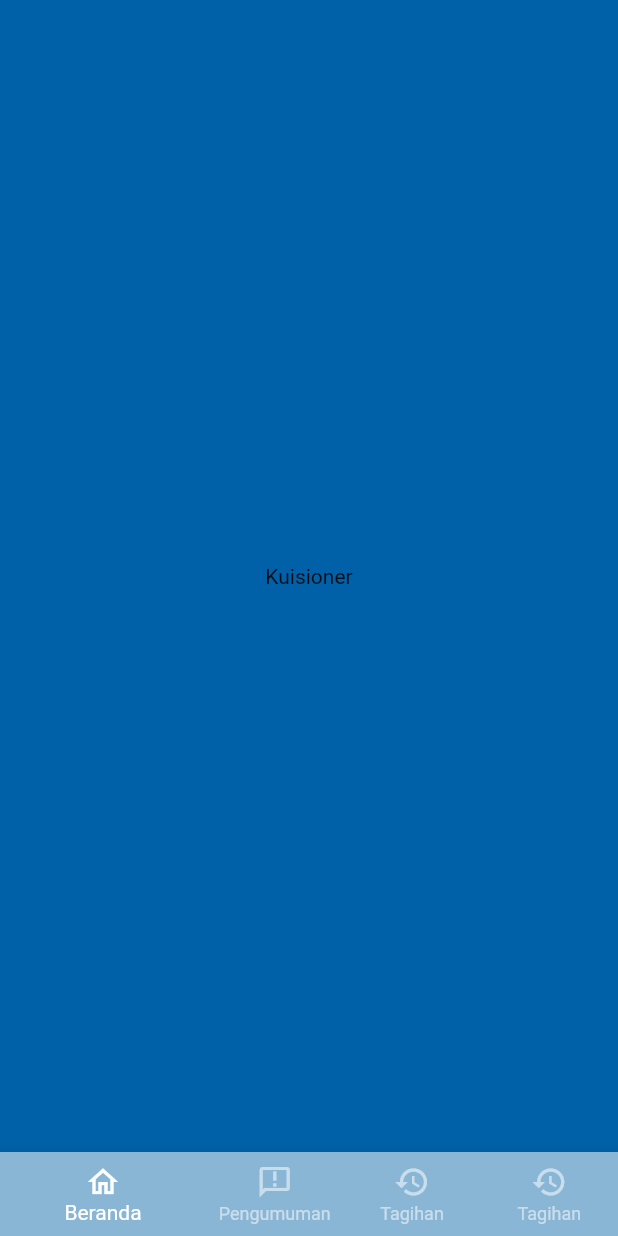
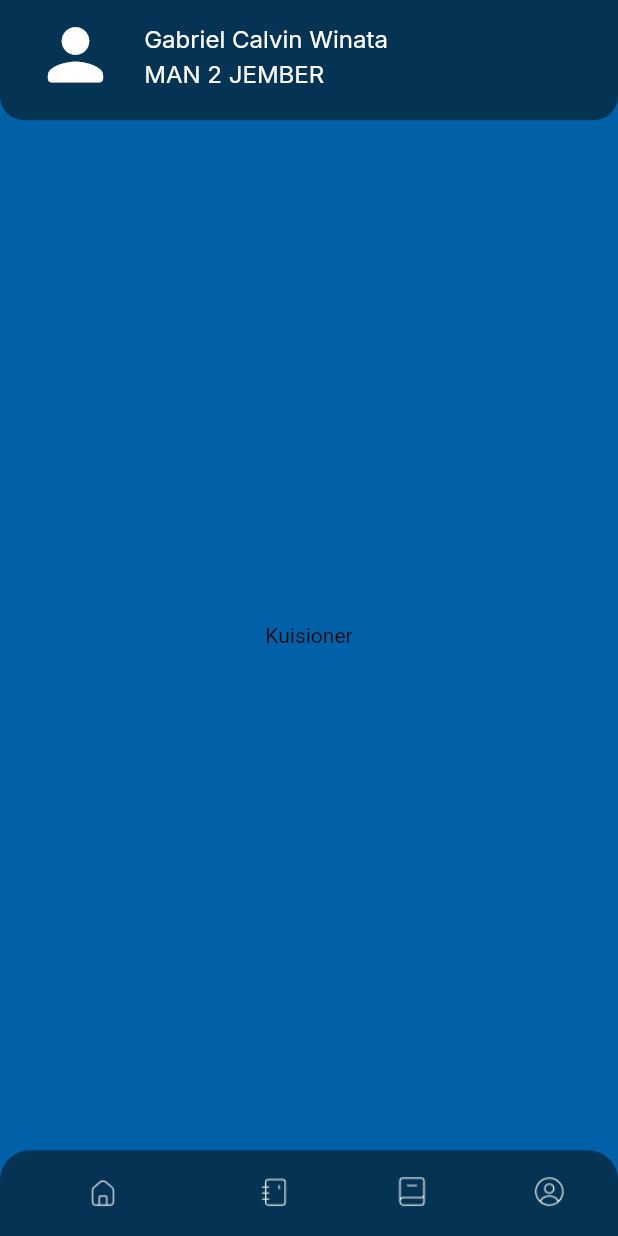
Before and after one commit to zainurroziqin/me_heatlh_go, a Flutter app: the HomePage screen opened directly, on a phone screen of 412 x 824 dp. Run offline on Flutter 3.47's test engine with Material 2 defaults, Android fonts, the phone set to English and light mode, and no system bars; our stand-ins replace flutter_screenutil, get, google_fonts.

Commit message:
update bottom navigation bar

```diff
--- a/lib/config/theme.dart
+++ b/lib/config/theme.dart
@@ -6,6 +6,7 @@ Color primariColor = const Color(0xff0061A8);
 Color secondaryColor = const Color(0xff8AB6D6);
 Color whiteColor =  Colors.white;
 Color lightColor = const Color(0xff5F5F5F);
+Color blueColor = const Color(0xff053354);
 
 TextStyle sarala40016 = GoogleFonts.sarala(
   fontSize: 16.sp,
@@ -13,5 +14,11 @@ TextStyle sarala40016 = GoogleFonts.sarala(
   fontWeight: FontWeight.w400
 );
 
+TextStyle inter40014 = GoogleFonts.inter(
+  fontSize: 14.sp,
+  color: whiteColor,
+  fontWeight: FontWeight.w400
+);
+
 TextStyle styleHintText = GoogleFonts.sarala(
     fontSize: 14.sp, color: lightColor, fontWeight: FontWeight.w300);
--- a/lib/pages/home.dart
+++ b/lib/pages/home.dart
@@ -1,11 +1,11 @@
 import 'package:flutter/material.dart';
+import 'package:flutter_screenutil/flutter_screenutil.dart';
 import 'package:me_heatlh_go/config/theme.dart';
 import 'package:me_heatlh_go/pages/home/contactPage.dart';
 import 'package:me_heatlh_go/pages/home/kuisionerPage.dart';
 import 'package:me_heatlh_go/pages/home/profilePage.dart';
 
 import 'home/artikelPage.dart';
-
 
 class HomePage extends StatefulWidget {
   const HomePage({Key? key}) : super(key: key);
@@ -30,52 +30,120 @@ class _HomePageState extends State<HomePage> {
     });
   }
 
-
   @override
   Widget build(BuildContext context) {
     return Scaffold(
       body: SafeArea(
-        child: Center(child: _widgethome.elementAt(_selectedIndex)),
+        child: Stack(
+          children: [
+            Center(child: _widgethome.elementAt(_selectedIndex)),
+            Align(
+              alignment: Alignment.topCenter,
+              child: Container(
+                width: 360.w,
+                height: 70.h,
+                decoration: BoxDecoration(
+                  borderRadius: const BorderRadius.only(bottomLeft: Radius.circular(16), bottomRight: Radius.circular(16)),
+                  color: blueColor
                 ),
-      bottomNavigationBar: BottomNavigationBar(
+                child: Stack(
+                  children: [
+                     Positioned(
+                      top: 8.h,
+                      left: 20.w,
+                      child:  Icon(Icons.person_rounded, size: 55,color: whiteColor,)),
+                    Positioned(
+                      top: 14.h,
+                      left: 84.w,
+                      child: Column(
+                        crossAxisAlignment: CrossAxisAlignment.start,
+                        children: [
+                          Text(
+                            'Gabriel Calvin Winata',
+                            style: inter40014,
+                          ),
+                          const SizedBox(height: 4,),
+                          Text(
+                            'MAN 2 JEMBER',
+                            style: inter40014,
+                          )
+                        ],
+                      ),
+                    )
+                  ],
+                ),
+              ),
+            ),
+            Align(
+              alignment: Alignment.bottomCenter,
+              child: Container(
+                width: 360.w,
+                height: 50.h,
+                decoration: BoxDecoration(
+                  color: primariColor,
+                ),
+                child: ClipRRect(
+                  borderRadius: const BorderRadius.only(
+                      topLeft: Radius.circular(20),
+                      topRight: Radius.circular(20)),
+                  child: BottomNavigationBar(
                     unselectedItemColor: Colors.white54,
-        showUnselectedLabels: true,
+                    showUnselectedLabels: false,
+                    showSelectedLabels: false,
                     items: <BottomNavigationBarItem>[
                       BottomNavigationBarItem(
-            icon: const Icon(Icons.home_outlined),
-            label: 'Beranda',
-            backgroundColor: secondaryColor,
+                        icon: Image.asset(
+                          'assets/home.png',
+                          width: 25,
+                          height: 24,
+                          color: _selectedIndex == 3 ? whiteColor : null,
+                        ),
+                        label: 'Profile',
+                        backgroundColor: blueColor,
                       ),
                       BottomNavigationBarItem(
-            icon: const Icon(Icons.announcement_outlined),
-            label: 'Pengumuman',
-            backgroundColor: secondaryColor,
+                        icon: Image.asset(
+                          'assets/artikel.png',
+                          width: 25,
+                          height: 24,
+                          color: _selectedIndex == 3 ? whiteColor : null,
+                        ),
+                        label: 'Profile',
+                        backgroundColor: blueColor,
                       ),
                       BottomNavigationBarItem(
-            icon: const Icon(Icons.history),
-            label: 'Tagihan',
-            backgroundColor: secondaryColor,
+                        icon: Image.asset(
+                          'assets/kontak.png',
+                          width: 25,
+                          height: 24,
+                          color: _selectedIndex == 3 ? whiteColor : null,
+                        ),
+                        label: 'Profile',
+                        backgroundColor: blueColor,
                       ),
                       BottomNavigationBarItem(
-            icon: const Icon(Icons.history),
-            label: 'Tagihan',
-            backgroundColor: secondaryColor,
+                        icon: Image.asset(
+                          'assets/akun.png',
+                          width: 25,
+                          height: 24,
+                          color: _selectedIndex == 3 ? whiteColor : null,
                         ),
-          // BottomNavigationBarItem(
-          //   icon: Image.asset(
-          //     'assets/images/ic_transaksi.png',
-          //     width: 20,
-          //     height: 20,
-          //     color: _selectedIndex == 3 ? whiteColor : null,
-          //   ),
-          //   label: 'Transaksi',
-          //   backgroundColor: whiteColor,
-          // ),
+                        label: 'Profile',
+                        backgroundColor: blueColor,
+                      ),
                     ],
                     currentIndex: _selectedIndex,
                     selectedItemColor: Colors.white,
                     onTap: _onItemTapped,
+                    iconSize: 24,
                   ),
+                ),
+              ),
+            ),
+          ],
+        ),
+      ),
+      // bottomNavigationBar:
     );
   }
 }
--- a/lib/pages/home/artikelPage.dart
+++ b/lib/pages/home/artikelPage.dart
@@ -1,6 +1,7 @@
 import 'package:flutter/material.dart';
 import 'package:flutter/src/widgets/container.dart';
 import 'package:flutter/src/widgets/framework.dart';
+import 'package:flutter_screenutil/flutter_screenutil.dart';
 import 'package:me_heatlh_go/config/theme.dart';
 
 class ArtikelPage extends StatelessWidget {
@@ -10,7 +11,10 @@ class ArtikelPage extends StatelessWidget {
   Widget build(BuildContext context) {
     return  Scaffold(
       backgroundColor: primariColor,
-      body: const Center(child: Text('Artikel'),),
+      body: Padding(
+        padding: EdgeInsets.only(top: 70.h, bottom: 50.h),
+        child: const Center(child: Text('Artikel')),
+      ),
     );
   }
 }
--- a/lib/pages/home/contactPage.dart
+++ b/lib/pages/home/contactPage.dart
@@ -1,6 +1,7 @@
 import 'package:flutter/material.dart';
 import 'package:flutter/src/widgets/container.dart';
 import 'package:flutter/src/widgets/framework.dart';
+import 'package:flutter_screenutil/flutter_screenutil.dart';
 import 'package:me_heatlh_go/config/theme.dart';
 
 class ContactPage extends StatelessWidget {
@@ -10,7 +11,10 @@ class ContactPage extends StatelessWidget {
   Widget build(BuildContext context) {
     return  Scaffold(
       backgroundColor: primariColor,
-      body: const Center(child: Text('Contact'),),
+      body: Padding(
+        padding: EdgeInsets.only(top: 70.h, bottom: 50.h),
+        child: const Center(child: Text('Contact'),),
+      ),
     );
   }
 }
--- a/lib/pages/home/kuisionerPage.dart
+++ b/lib/pages/home/kuisionerPage.dart
@@ -1,6 +1,7 @@
 import 'package:flutter/material.dart';
 import 'package:flutter/src/widgets/container.dart';
 import 'package:flutter/src/widgets/framework.dart';
+import 'package:flutter_screenutil/flutter_screenutil.dart';
 import 'package:me_heatlh_go/config/theme.dart';
 
 class KuisionerPage extends StatelessWidget {
@@ -10,7 +11,10 @@ class KuisionerPage extends StatelessWidget {
   Widget build(BuildContext context) {
     return  Scaffold(
       backgroundColor: primariColor,
-      body: const Center(child: Text('Kuisioner'),),
+      body: Padding(
+        padding: EdgeInsets.only(top: 70.h, bottom: 50.h),
+        child: const Center(child: Text('Kuisioner'),),
+      ),
     );
   }
 }
--- a/lib/pages/home/profilePage.dart
+++ b/lib/pages/home/profilePage.dart
@@ -1,6 +1,7 @@
 import 'package:flutter/material.dart';
 import 'package:flutter/src/widgets/container.dart';
 import 'package:flutter/src/widgets/framework.dart';
+import 'package:flutter_screenutil/flutter_screenutil.dart';
 import 'package:me_heatlh_go/config/theme.dart';
 
 class ProfilePage extends StatelessWidget {
@@ -10,7 +11,10 @@ class ProfilePage extends StatelessWidget {
   Widget build(BuildContext context) {
     return Scaffold(
       backgroundColor: primariColor,
-      body: const Center(child: Text('Profile'),),
+      body: Padding(
+        padding: EdgeInsets.only(top: 70.h, bottom: 50.h),
+        child: const Center(child: Text('Profile'),),
+      ),
     );
   }
 }
```
Also changed, not shown: assets/akun.png (added), assets/artikel.png (added), assets/home.png (added), assets/kontak.png (added). Lines whose indentation alone changed are shown as unchanged.
